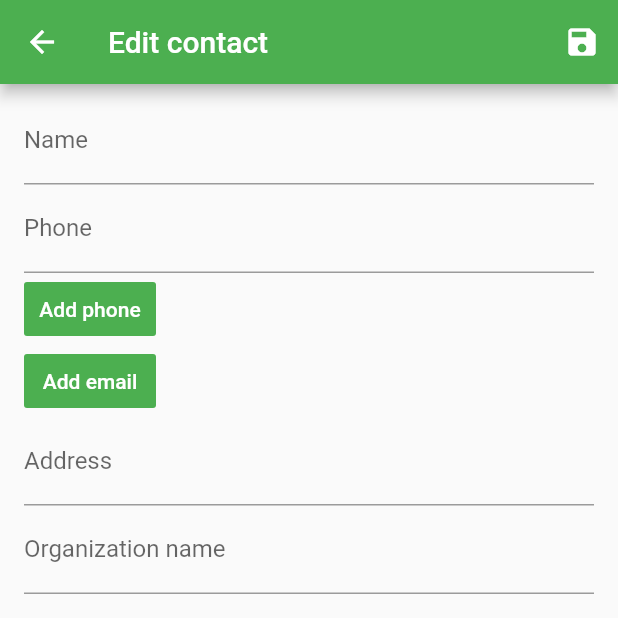
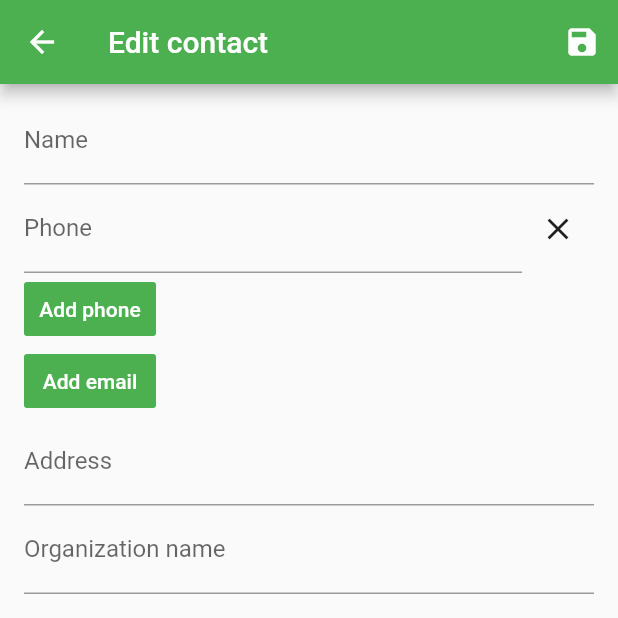
Before and after one commit to androidseb/po-contacts, a Flutter app: the EditContactPage screen opened directly with empty values, after a tap on "Add phone", on a phone screen of 412 x 824 dp, the top half of it. Run offline on Flutter 3.47's test engine with Material 2 defaults, Android fonts, the phone set to English and light mode, and no system bars.

Commit message:
added the ability to remove phone/email entries

```diff
--- a/po_contacts_flutter/lib/assets/i18n.dart
+++ b/po_contacts_flutter/lib/assets/i18n.dart
@@ -24,6 +24,7 @@ class I18nString {
   final String organization_title = 'organization_title';
   final String notes = 'notes';
   final String home_list_empty_placeholder_text = 'home_list_empty_placeholder_text';
+  final String remove_entry = 'remove_entry';
 }
 
 class I18n {
@@ -55,6 +56,7 @@ class I18n {
     string.organization_title: 'Organization title',
     string.notes: 'Notes',
     string.home_list_empty_placeholder_text: 'Your list of contacts is currently empty. You can add a contact by clicking the + button, or you can import contacts by opening a file from your system.',
+    string.remove_entry: 'Remove entry',
   };
 
   static _getObjString(final Object _obj) {
--- a/po_contacts_flutter/lib/view/edit/edit_cat_items_form.dart
+++ b/po_contacts_flutter/lib/view/edit/edit_cat_items_form.dart
@@ -77,8 +77,15 @@ class _EditCategorizedItemsFormState extends State<EditCategorizedItemsForm> {
   @override
   Widget build(BuildContext context) {
     final List<Widget> rows = [];
-    for (final CategorizedEditableItem item in currentItems) {
-      rows.add(TextFormField(
+    for (int i = 0; i < currentItems.length; i++) {
+      final int itemIndex = i;
+      final CategorizedEditableItem item = currentItems[itemIndex];
+      rows.add(
+        Row(
+          key: Key('${item.textValue}${item.labelType}${item.labelValue}'),
+          children: <Widget>[
+            Expanded(
+              child: TextFormField(
                 initialValue: item.textValue,
                 decoration: InputDecoration(
                   labelText: I18n.getString(widget.getEntryHintStringKey()),
@@ -92,10 +99,26 @@ class _EditCategorizedItemsFormState extends State<EditCategorizedItemsForm> {
                   return null;
                 },
                 onChanged: (nameValue) {
+                  setState(() {
                     item.textValue = nameValue;
                     widget.notifyDataChanged(currentItems);
+                  });
                 },
-      ));
+              ),
+            ),
+            IconButton(
+              icon: const Icon(Icons.close),
+              tooltip: I18n.getString(I18n.string.remove_entry),
+              onPressed: () {
+                setState(() {
+                  currentItems.removeAt(itemIndex);
+                  widget.notifyDataChanged(currentItems);
+                });
+              },
+            ),
+          ],
+        ),
+      );
     }
     rows.add(
       FlatButton(
```
Lines whose indentation alone changed are shown as unchanged.
